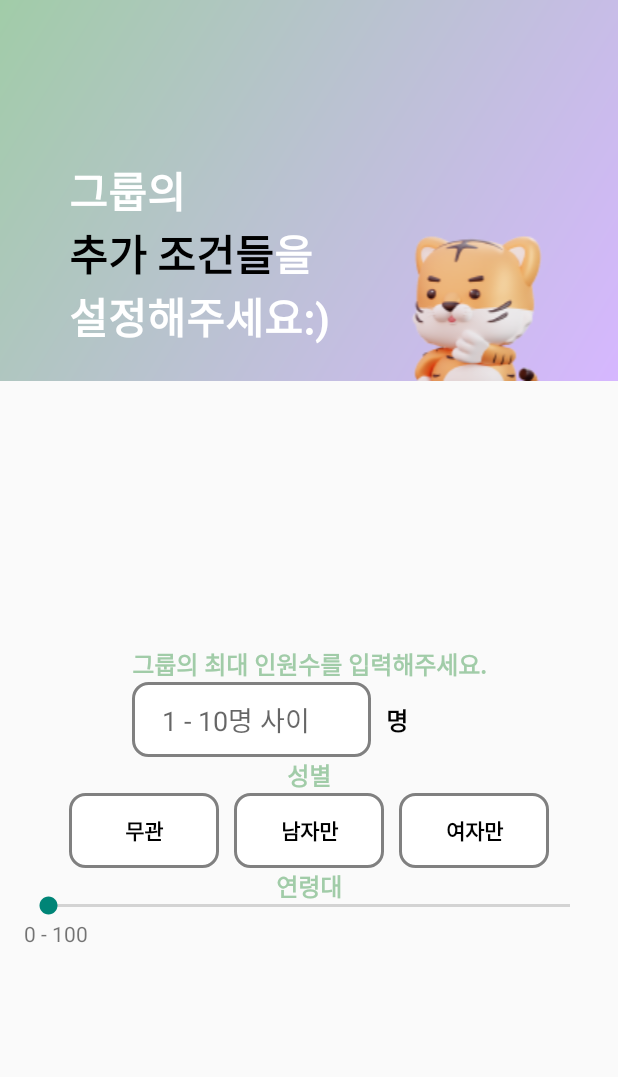
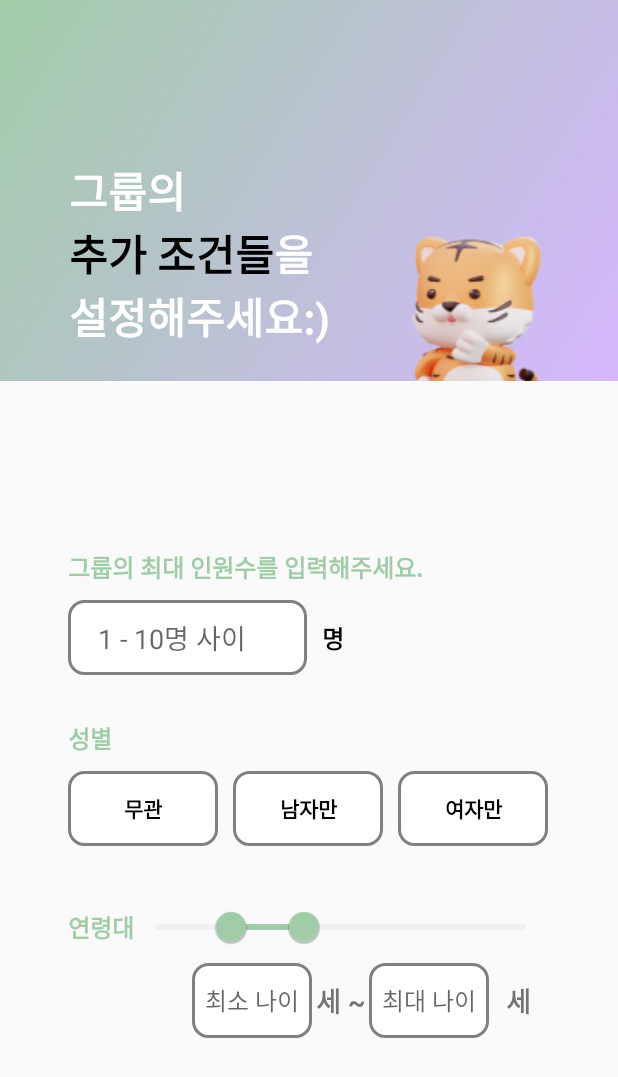
Before and after one commit to eorjs7578/sansanmulmul, an Android app: the fragment GroupExtraInfoFragment placed in its activity, on a phone screen of 412 x 824 dp. Shown: the top 1077 px of the screen. Run offline under Robolectric (Android 15) with nearby library versions, the phone set to English and light mode, and no system bars.

Commit message:
Update: "연령대 Range Slider 구현"
연령대를 10, 15, 20 이렇게 5배수로 설정하면 오류남.

```diff
--- a/FrontEnd/app/build.gradle.kts
+++ b/FrontEnd/app/build.gradle.kts
@@ -80,6 +80,7 @@ dependencies {
     implementation(libs.androidx.activity)
     implementation(libs.androidx.constraintlayout)
     implementation(libs.androidx.viewbinding)
+    implementation("com.google.android.material:material:1.13.0-alpha04")
     testImplementation(libs.junit)
     androidTestImplementation(libs.androidx.junit)
     androidTestImplementation(libs.androidx.espresso.core)
--- a/FrontEnd/app/src/main/java/com/sansantek/sansanmulmul/ui/view/creategroup/GroupExtraInfoFragment.kt
+++ b/FrontEnd/app/src/main/java/com/sansantek/sansanmulmul/ui/view/creategroup/GroupExtraInfoFragment.kt
@@ -11,6 +11,7 @@ import com.sansantek.sansanmulmul.databinding.FragmentGroupExtraInfoBinding
 
 class GroupExtraInfoFragment : Fragment() {
 
+    private lateinit var binding: FragmentGroupExtraInfoBinding
 
     override fun onCreate(savedInstanceState: Bundle?) {
         super.onCreate(savedInstanceState)
@@ -20,8 +21,23 @@ class GroupExtraInfoFragment : Fragment() {
         inflater: LayoutInflater, container: ViewGroup?,
         savedInstanceState: Bundle?
     ): View {
-        // Inflate the layout for this fragment
-        val binding = FragmentGroupExtraInfoBinding.inflate(layoutInflater)
+        binding = FragmentGroupExtraInfoBinding.inflate(layoutInflater)
+
+        val ageRangeSlider = binding.ageRangeSlider
+        val minageblank = binding.minAgeBlank
+        val maxageblank = binding.maxAgeBlank
+
+        ageRangeSlider.addOnChangeListener { slider, value, fromUser ->
+            val values = ageRangeSlider.values
+            val minAge = values[0].toInt()
+            val maxAge = values[1].toInt()
+
+            // 나이 5단위로 끊기
+            ageRangeSlider.stepSize = 1f
+            minageblank.setText(minAge.toString())
+            maxageblank.setText(maxAge.toString())
+        }
+
         return binding.root
     }
 }
--- a/FrontEnd/app/src/main/res/layout/fragment_group_extra_info.xml
+++ b/FrontEnd/app/src/main/res/layout/fragment_group_extra_info.xml
@@ -1,4 +1,3 @@
-<?xml version="1.0" encoding="utf-8"?>
 <FrameLayout xmlns:android="http://schemas.android.com/apk/res/android"
     xmlns:tools="http://schemas.android.com/tools"
     android:layout_width="match_parent"
@@ -75,7 +74,7 @@
                     app:layout_constraintTop_toBottomOf="@id/group_extra_text_1"
                     app:layout_constraintStart_toEndOf="@id/group_extra_text_2"
                     app:layout_constraintBottom_toTopOf="@id/group_extra_text_4"
-                     />
+                    />
 
                 <TextView
                     android:id="@+id/group_extra_text_4"
@@ -97,6 +96,8 @@
             android:id="@+id/group_extra_bottom"
             android:layout_width="match_parent"
             android:layout_height="wrap_content"
+            android:layout_marginBottom="20dp"
+            android:layout_marginEnd="15dp"
             app:layout_constraintBottom_toBottomOf="parent"
             app:layout_constraintEnd_toEndOf="parent"
             app:layout_constraintStart_toStartOf="parent"
@@ -104,9 +105,11 @@
 
             <androidx.constraintlayout.widget.ConstraintLayout
                 android:id="@+id/group_people_number"
-                android:layout_width="match_parent"
+                android:layout_width="wrap_content"
                 android:layout_height="wrap_content"
-                app:layout_constraintBottom_toTopOf="group_people_gender"
+                android:layout_marginEnd="70dp"
+                android:layout_marginBottom="30dp"
+                app:layout_constraintBottom_toTopOf="@id/group_people_gender"
                 app:layout_constraintEnd_toEndOf="parent"
                 app:layout_constraintStart_toStartOf="parent"
                 app:layout_constraintTop_toTopOf="parent">
@@ -115,6 +118,7 @@
                     android:layout_height="wrap_content"
                     android:id="@+id/group_people_number_text"
                     android:text="그룹의 최대 인원수를 입력해주세요."
+                    android:paddingBottom="10dp"
                     android:textSize="16dp"
                     android:textStyle="bold"
                     android:textColor="@color/green"
@@ -154,11 +158,11 @@
 
             <androidx.constraintlayout.widget.ConstraintLayout
                 android:id="@+id/group_people_gender"
-                android:layout_width="match_parent"
+                android:layout_width="wrap_content"
                 android:layout_height="wrap_content"
+                android:layout_marginBottom="30dp"
                 app:layout_constraintBottom_toTopOf="@id/group_people_age"
-                app:layout_constraintEnd_toEndOf="parent"
-                app:layout_constraintStart_toStartOf="parent"
+                app:layout_constraintStart_toStartOf="@id/group_people_number"
                 app:layout_constraintTop_toBottomOf="@id/group_people_number">
                 <TextView
                     android:layout_width="wrap_content"
@@ -166,11 +170,11 @@
                     android:id="@+id/group_gender_text"
                     android:text="성별"
                     android:textSize="16dp"
+                    android:paddingBottom="10dp"
                     android:textColor="@color/green"
                     android:textStyle="bold"
                     app:layout_constraintTop_toTopOf="parent"
                     app:layout_constraintStart_toStartOf="parent"
-                    app:layout_constraintEnd_toEndOf="parent"
                     app:layout_constraintBottom_toTopOf="@id/Group_Gender_RadioGroup"
                     />
 
@@ -233,77 +237,117 @@
 
             <androidx.constraintlayout.widget.ConstraintLayout
                 android:id="@+id/group_people_age"
-                android:layout_width="match_parent"
+                android:layout_width="wrap_content"
                 android:layout_height="wrap_content"
                 app:layout_constraintBottom_toBottomOf="parent"
-                app:layout_constraintEnd_toEndOf="parent"
-                app:layout_constraintStart_toStartOf="parent"
-                app:layout_constraintTop_toBottomOf="group_people_gender">
 
-                <TextView
+                app:layout_constraintStart_toStartOf="@id/group_people_number"
+                app:layout_constraintTop_toBottomOf="@id/group_people_gender">
+
+                <androidx.constraintlayout.widget.ConstraintLayout
+                    android:id="@+id/age_range_slider_group"
                     android:layout_width="wrap_content"
                     android:layout_height="wrap_content"
-                    android:id="@+id/group_age_text"
-                    android:text="연령대"
-                    android:textSize="16dp"
-                    android:textStyle="bold"
-                    android:textColor="@color/green"
                     app:layout_constraintTop_toTopOf="parent"
+                    app:layout_constraintBottom_toTopOf="@id/age_range_radio_group"
                     app:layout_constraintStart_toStartOf="parent"
-                    app:layout_constraintEnd_toEndOf="parent"
+                    app:layout_constraintEnd_toEndOf="parent">
 
-                    />
-
-                <LinearLayout
-                    xmlns:android="http://schemas.android.com/apk/res/android"
-                    xmlns:app="http://schemas.android.com/apk/res-auto"
-                    android:layout_width="match_parent"
-                    android:layout_height="match_parent"
-                    android:orientation="vertical"
-                    android:padding="16dp">
-
-                    <SeekBar
-                        android:id="@+id/ageRangeSeekBar"
-                        android:layout_width="match_parent"
-                        android:layout_height="wrap_content"
-                        android:max="100"
+                    <TextView
+                        android:layout_width="wrap_content"
+                        android:layout_height="48dp"
+                        android:id="@+id/group_age_text"
+                        android:text="연령대"
+                        android:textSize="16dp"
+                        android:textStyle="bold"
+                        android:gravity="center"
+                        android:textColor="@color/green"
                         app:layout_constraintTop_toTopOf="parent"
                         app:layout_constraintStart_toStartOf="parent"
-                        app:layout_constraintEnd_toEndOf="parent" />
+                        app:layout_constraintEnd_toStartOf="@id/age_range_slider"
+                        tools:ignore="NotSibling" />
 
-                    <ImageView
-                        android:id="@+id/startThumb"
+                    <com.google.android.material.slider.RangeSlider
+                        android:id="@+id/age_range_slider"
+                        style="@style/RangeSliderStyle"
+                        android:layout_width="275dp"
+                        android:layout_height="wrap_content"
+                        android:valueFrom="0"
+                        android:valueTo="100"
+                        app:layout_constraintBottom_toBottomOf="parent"
+                        app:layout_constraintStart_toEndOf="@id/group_age_text"
+                        app:layout_constraintTop_toTopOf="parent"
+                        app:values="@array/initial_slider_values" />
+                </androidx.constraintlayout.widget.ConstraintLayout>
+
+                <androidx.constraintlayout.widget.ConstraintLayout
+                    android:id="@+id/age_range_radio_group"
+                    android:layout_width="275dp"
+                    android:layout_height="wrap_content"
+                    app:layout_constraintTop_toBottomOf="@id/age_range_slider_group"
+                    app:layout_constraintBottom_toBottomOf="parent"
+                    app:layout_constraintEnd_toEndOf="parent"
+                    >
+
+                    <EditText
+                        android:id="@+id/min_age_blank"
+                        android:layout_width="80dp"
+                        android:layout_height="50dp"
+                        android:hint="최소 나이"
+                        android:inputType="number"
+                        android:textSize="16dp"
+                        android:gravity="center"
+                        android:background="@drawable/rounded_box"
+                        app:layout_constraintEnd_toStartOf="@id/max_age_blank"
+                        app:layout_constraintStart_toStartOf="parent"
+                        app:layout_constraintTop_toTopOf="parent"
+                        app:layout_constraintBottom_toBottomOf="parent"/>
+
+                    <TextView
                         android:layout_width="wrap_content"
                         android:layout_height="wrap_content"
-                        app:layout_constraintTop_toTopOf="@id/ageRangeSeekBar"
-                        app:layout_constraintStart_toStartOf="@id/ageRangeSeekBar" />
+                        android:id="@+id/min_age_text"
+                        android:text="세 ~"
+                        android:textSize="18dp"
+                        android:textStyle="bold"
+                        app:layout_constraintTop_toTopOf="parent"
+                        app:layout_constraintBottom_toBottomOf="parent"
+                        app:layout_constraintStart_toEndOf="@id/min_age_blank"
+                        app:layout_constraintEnd_toStartOf="@id/max_age_blank"
+                        />
 
-                    <ImageView
-                        android:id="@+id/endThumb"
+                    <EditText
+                        android:id="@+id/max_age_blank"
+                        android:layout_width="80dp"
+                        android:layout_height="50dp"
+                        android:hint="최대 나이"
+                        android:inputType="number"
+                        android:gravity="center"
+                        android:textSize="16dp"
+                        android:background="@drawable/rounded_box"
+                        app:layout_constraintEnd_toEndOf="parent"
+                        app:layout_constraintStart_toEndOf="@id/min_age_blank"
+                        app:layout_constraintTop_toTopOf="parent"
+                        app:layout_constraintBottom_toBottomOf="parent"/>
+
+                    <TextView
                         android:layout_width="wrap_content"
                         android:layout_height="wrap_content"
-                        app:layout_constraintTop_toTopOf="@id/ageRangeSeekBar"
-                        app:layout_constraintEnd_toEndOf="@id/ageRangeSeekBar" />
-
-                    <TextView
-                        android:id="@+id/selectedAgeRangeTextView"
-                        android:layout_width="wrap_content"
-                        android:layout_height="wrap_content"
-                        android:text="0 - 100"
-                        app:layout_constraintTop_toBottomOf="@id/ageRangeSeekBar"
-                        app:layout_constraintStart_toStartOf="parent"
-                        app:layout_constraintEnd_toEndOf="parent" />
-
-                </LinearLayout>
-
-
-
+                        android:id="@+id/max_age_text"
+                        android:text="세"
+                        android:textSize="18dp"
+                        android:textStyle="bold"
+                        app:layout_constraintTop_toTopOf="parent"
+                        app:layout_constraintBottom_toBottomOf="parent"
+                        app:layout_constraintStart_toEndOf="@id/max_age_blank"
+                        app:layout_constraintEnd_toEndOf="parent"
+                        />
+                </androidx.constraintlayout.widget.ConstraintLayout>
 
             </androidx.constraintlayout.widget.ConstraintLayout>
 
         </androidx.constraintlayout.widget.ConstraintLayout>
 
-
     </androidx.constraintlayout.widget.ConstraintLayout>
 
 
--- /dev/null
+++ b/FrontEnd/app/src/main/res/values/array.xml
@@ -0,0 +1,6 @@
+<?xml version="1.0" encoding="utf-8"?>
+<resources>
+    <array name="initial_slider_values">
+        <item>20</item> <item>40</item>
+    </array>
+</resources>
--- a/FrontEnd/app/src/main/res/values/colors.xml
+++ b/FrontEnd/app/src/main/res/values/colors.xml
@@ -6,4 +6,5 @@
     <color name="button_text_color">#FFFFFFFF</color>
     <color name="green">#A1CCA8</color>
     <color name="purple">#D6B7FF</color>
+    <color name="lightgray">#F0F0F0</color>
 </resources>
--- /dev/null
+++ b/FrontEnd/app/src/main/res/values/style.xml
@@ -0,0 +1,17 @@
+<?xml version="1.0" encoding="utf-8"?>
+<resources>
+    <style name="RangeSliderStyle" parent="Widget.MaterialComponents.Slider">
+        <item name="materialThemeOverlay">@style/ThemeOverlay.Slider</item>
+        <item name="thumbColor">@color/green</item>
+        <item name="trackColorActive">@color/green</item>
+        <item name="trackColorInactive">@color/lightgray</item>
+    </style>
+
+    <style name="ThemeOverlay.Slider" parent="">
+        <item name="colorOnPrimary">@color/black</item>
+        <item name="colorOnBackground">@android:color/white</item>
+        <item name="colorSurface">@color/green</item>
+    </style>
+
+
+</resources>
```
